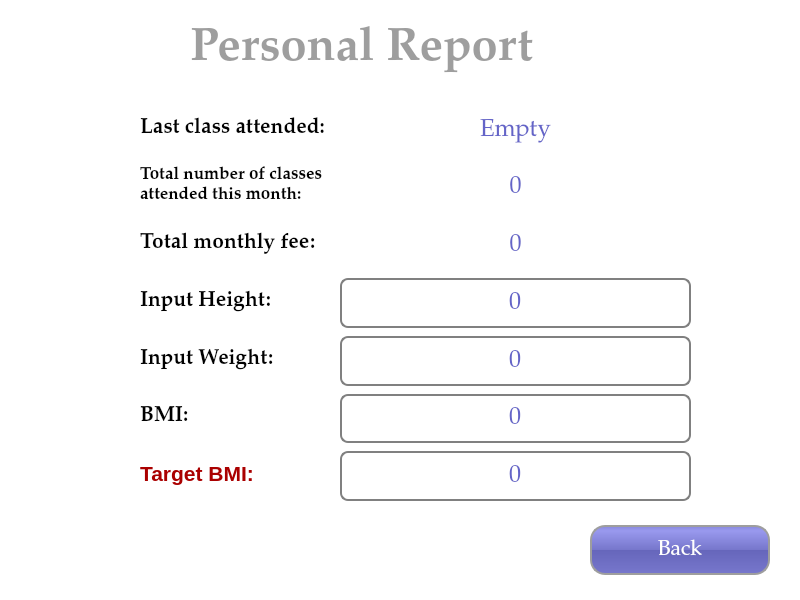
The window that UI/PersonalReportPageUI.ui (tural777/FinalProject) describes before a commit, drawn with Qt 5.
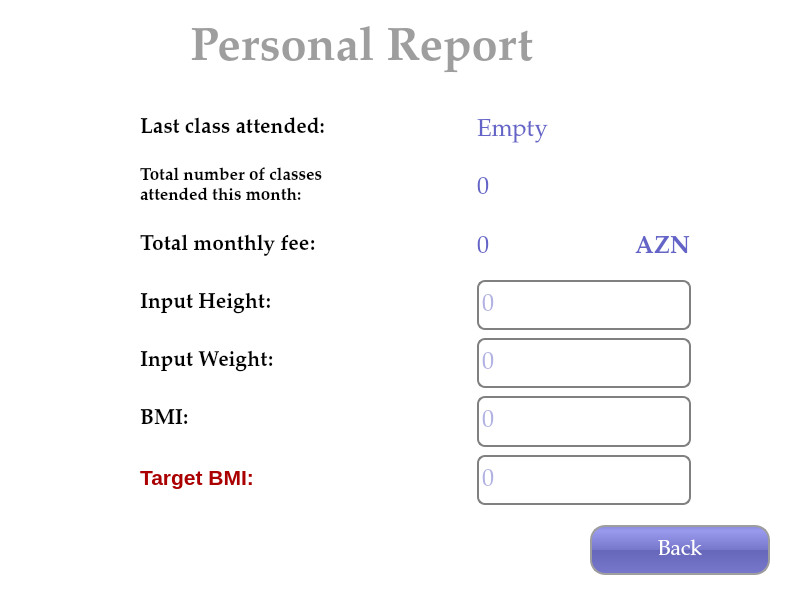
The same window after the commit.

Patch:
```diff
--- a/UI/PersonalReportPageUI.ui
+++ b/UI/PersonalReportPageUI.ui
@@ -81,7 +81,7 @@
      <x>140</x>
      <y>100</y>
      <width>551</width>
-     <height>401</height>
+     <height>405</height>
     </rect>
    </property>
    <layout class="QHBoxLayout" name="horizontalLayout">
@@ -246,6 +246,19 @@
       </item>
      </layout>
     </item>
+    <item>
+     <spacer name="horizontalSpacer">
+      <property name="orientation">
+       <enum>Qt::Horizontal</enum>
+      </property>
+      <property name="sizeHint" stdset="0">
+       <size>
+        <width>40</width>
+        <height>20</height>
+       </size>
+      </property>
+     </spacer>
+    </item>
     <item>
      <layout class="QVBoxLayout" name="verticalLayout_2">
       <property name="spacing">
@@ -278,7 +291,7 @@
          <string>Empty</string>
         </property>
         <property name="alignment">
-         <set>Qt::AlignCenter</set>
+         <set>Qt::AlignLeading|Qt::AlignLeft|Qt::AlignVCenter</set>
         </property>
        </widget>
       </item>
@@ -306,10 +319,12 @@
          <string>0</string>
         </property>
         <property name="alignment">
-         <set>Qt::AlignCenter</set>
+         <set>Qt::AlignLeading|Qt::AlignLeft|Qt::AlignVCenter</set>
         </property>
        </widget>
       </item>
+      <item>
+       <layout class="QHBoxLayout" name="horizontalLayout_2">
       <item>
        <widget class="QLabel" name="lbl_textTotalMonthlyFee">
         <property name="sizePolicy">
@@ -334,9 +349,29 @@
          <string>0</string>
         </property>
         <property name="alignment">
-         <set>Qt::AlignCenter</set>
-        </property>
-       </widget>
+           <set>Qt::AlignLeading|Qt::AlignLeft|Qt::AlignVCenter</set>
+          </property>
+         </widget>
+        </item>
+        <item>
+         <widget class="QLabel" name="lbl_priceAZN">
+          <property name="font">
+           <font>
+            <family>Palatino Linotype</family>
+            <pointsize>18</pointsize>
+            <weight>75</weight>
+            <bold>true</bold>
+           </font>
+          </property>
+          <property name="styleSheet">
+           <string notr="true">color: rgb(100, 100, 200);</string>
+          </property>
+          <property name="text">
+           <string>AZN</string>
+          </property>
+         </widget>
+        </item>
+       </layout>
       </item>
       <item>
        <widget class="QLineEdit" name="txt_inputHeight">
@@ -361,11 +396,14 @@
 color: rgb(100, 100, 200);
 }</string>
         </property>
-        <property name="text">
-         <string>0</string>
-        </property>
         <property name="alignment">
-         <set>Qt::AlignCenter</set>
+         <set>Qt::AlignLeading|Qt::AlignLeft|Qt::AlignVCenter</set>
+        </property>
+        <property name="placeholderText">
+         <string>0</string>
+        </property>
+        <property name="clearButtonEnabled">
+         <bool>true</bool>
         </property>
        </widget>
       </item>
@@ -392,11 +430,14 @@
 color: rgb(100, 100, 200);
 }</string>
         </property>
-        <property name="text">
-         <string>0</string>
-        </property>
         <property name="alignment">
-         <set>Qt::AlignCenter</set>
+         <set>Qt::AlignLeading|Qt::AlignLeft|Qt::AlignVCenter</set>
+        </property>
+        <property name="placeholderText">
+         <string>0</string>
+        </property>
+        <property name="clearButtonEnabled">
+         <bool>true</bool>
         </property>
        </widget>
       </item>
@@ -423,11 +464,14 @@
 color: rgb(100, 100, 200);
 }</string>
         </property>
-        <property name="text">
-         <string>0</string>
-        </property>
         <property name="alignment">
-         <set>Qt::AlignCenter</set>
+         <set>Qt::AlignLeading|Qt::AlignLeft|Qt::AlignVCenter</set>
+        </property>
+        <property name="placeholderText">
+         <string>0</string>
+        </property>
+        <property name="clearButtonEnabled">
+         <bool>true</bool>
         </property>
        </widget>
       </item>
@@ -454,11 +498,14 @@
 color: rgb(100, 100, 200);
 }</string>
         </property>
-        <property name="text">
-         <string>0</string>
-        </property>
         <property name="alignment">
-         <set>Qt::AlignCenter</set>
+         <set>Qt::AlignLeading|Qt::AlignLeft|Qt::AlignVCenter</set>
+        </property>
+        <property name="placeholderText">
+         <string>0</string>
+        </property>
+        <property name="clearButtonEnabled">
+         <bool>true</bool>
         </property>
        </widget>
       </item>
```
Lines whose indentation alone changed are shown as unchanged.
